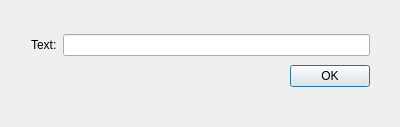
The window that LibreCAD-2.2.0-rc1/librecad/src/ui/generic/inputbox.ui (yanbcxf/cpp) describes before a commit, drawn with Qt 5.
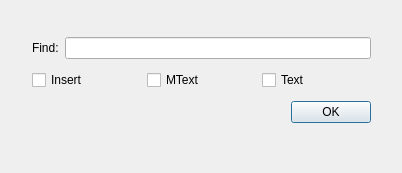
The same window after the commit.

Commit message: 1. 读人 dxf 文件时，增加 Dimension 日志。 2. Select (M)Text By Regx 功能增加能按 insert、mtext 和 text 类型进行选择

Diff of the .ui file:
```diff
--- a/LibreCAD-2.2.0-rc1/librecad/src/ui/generic/inputbox.ui
+++ b/LibreCAD-2.2.0-rc1/librecad/src/ui/generic/inputbox.ui
@@ -6,8 +6,8 @@
    <rect>
     <x>0</x>
     <y>0</y>
-    <width>400</width>
-    <height>127</height>
+    <width>402</width>
+    <height>173</height>
    </rect>
   </property>
   <property name="windowTitle">
@@ -16,10 +16,10 @@
   <widget class="QWidget" name="">
    <property name="geometry">
     <rect>
-     <x>20</x>
-     <y>20</y>
+     <x>21</x>
+     <y>21</y>
      <width>361</width>
-     <height>81</height>
+     <height>121</height>
     </rect>
    </property>
    <layout class="QVBoxLayout" name="verticalLayout">
@@ -28,7 +28,7 @@
       <item>
        <widget class="QLabel" name="textLabel">
         <property name="text">
-         <string>Text:</string>
+         <string>Find:</string>
         </property>
        </widget>
       </item>
@@ -37,6 +37,31 @@
       </item>
      </layout>
     </item>
+    <item>
+     <layout class="QHBoxLayout" name="horizontalLayout">
+      <item>
+       <widget class="QCheckBox" name="insertCheckBox">
+        <property name="text">
+         <string>Insert</string>
+        </property>
+       </widget>
+      </item>
+      <item>
+       <widget class="QCheckBox" name="mTextCheckBox">
+        <property name="text">
+         <string>MText</string>
+        </property>
+       </widget>
+      </item>
+      <item>
+       <widget class="QCheckBox" name="textCheckBox">
+        <property name="text">
+         <string>Text</string>
+        </property>
+       </widget>
+      </item>
+     </layout>
+    </item>
     <item>
      <layout class="QHBoxLayout" name="horizontalLayout_3">
       <item>
```
The commit also changes 5 other files.
